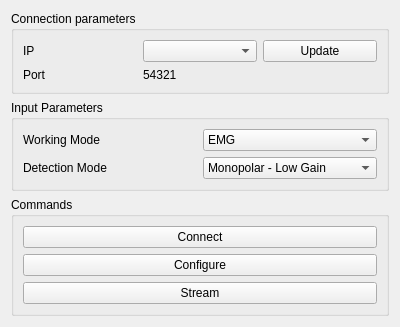
First picture: the form in biosignal_device_interface/gui/ui/otb_muovi_plus_template_widget.ui, repository NsquaredLab/Biosignal-Device-Interface, before the edit.
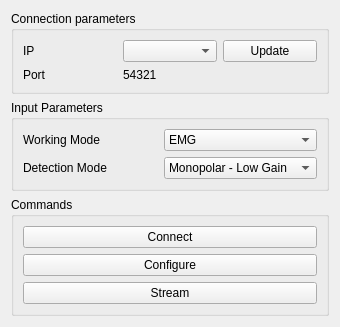
Second picture: the form after the edit.

Commit message: Standardize OTB device widget widths to 340px

The edit to the form file:
```diff
--- a/biosignal_device_interface/gui/ui/otb_muovi_plus_template_widget.ui
+++ b/biosignal_device_interface/gui/ui/otb_muovi_plus_template_widget.ui
@@ -6,13 +6,19 @@
    <rect>
     <x>0</x>
     <y>0</y>
-    <width>400</width>
+    <width>340</width>
     <height>324</height>
    </rect>
   </property>
   <property name="windowTitle">
    <string>MuoviPlusForm</string>
   </property>
+  <property name="maximumSize">
+   <size>
+    <width>340</width>
+    <height>16777215</height>
+   </size>
+  </property>
   <layout class="QGridLayout" name="gridLayout">
    <item row="4" column="0">
     <spacer name="verticalSpacer">
```
The commit also changes 7 other files.
